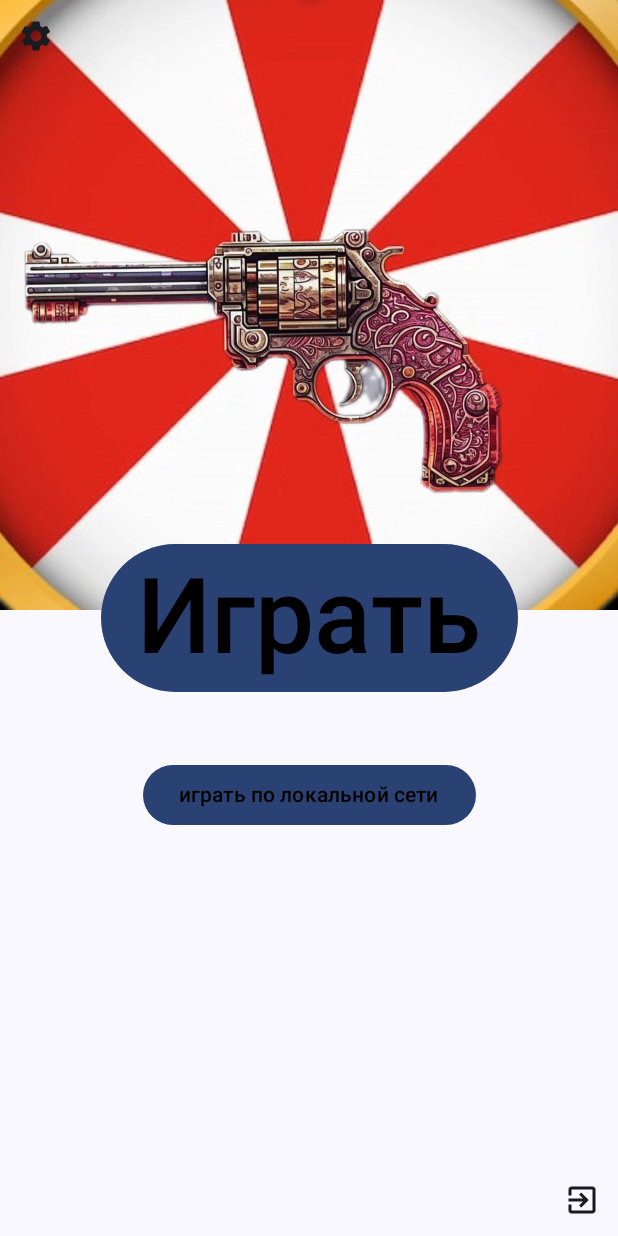
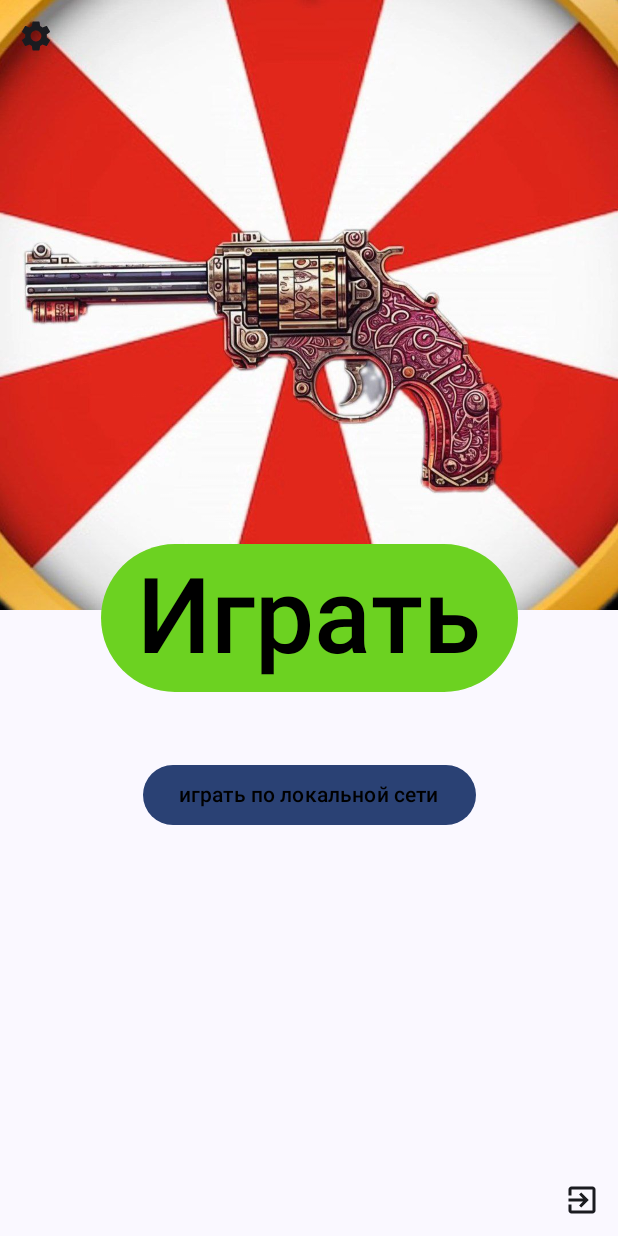
Before and after one commit to Luckich000/revolver_fortuni, an Android app built with Jetpack Compose: the screen it shows after launch (MainActivity), on a phone screen of 412 x 824 dp. Run offline under Robolectric (Android 15) with nearby library versions, the phone set to English and light mode, and no system bars.

Commit message:
добавлен основной интерфейс

```diff
--- a/app/src/main/java/com/example/revolver_fortuni/MainActivity.kt
+++ b/app/src/main/java/com/example/revolver_fortuni/MainActivity.kt
@@ -1,6 +1,7 @@
 package com.example.revolver_fortuni
 
 import android.graphics.drawable.Icon
+import android.hardware.camera2.params.BlackLevelPattern
 import androidx.activity.compose.setContent
 import androidx.activity.enableEdgeToEdge
 import androidx.compose.foundation.background
@@ -31,6 +32,7 @@ import android.os.Bundle
 import androidx.activity.ComponentActivity
 import androidx.activity.compose.setContent
 import androidx.compose.foundation.Image
+import androidx.compose.material3.ButtonDefaults
 import androidx.compose.ui.graphics.painter.Painter
 import androidx.compose.ui.res.painterResource
 
@@ -42,27 +44,29 @@ class MainActivity : ComponentActivity() {
         setContent {
             Revolver_fortuniTheme {
                 Scaffold(modifier = Modifier.fillMaxSize()) { innerPadding ->
-                    localgameB()
+                    localgameB()                              //кнопка "играть по локальной сети"
 
-                    Box(
+                    Box(                                       //основной бокс
                         modifier = Modifier
                             .fillMaxSize()
                             .padding(innerPadding)
                     ) {
-                        Oboi()
-                        Exit { finishAffinity()}
+                        Oboi()                                //задний фон
+                        Exit { finishAffinity()}               //кнопка выхода
                         Button(
-                            modifier = Modifier.align(Alignment.Center),
-                            onClick = {}
+                            modifier = Modifier.align(Alignment.Center),        //оцентровка по центру
+                            onClick = {/*действие*/},
+                            colors = ButtonDefaults.buttonColors(
+                                containerColor = Color(108,210,33) // Цвет фона кнопки
+                            )
                         ) {
-                            Text(
-                                "Играть",
-                                color = Color.Black,
-                                fontSize = 70.sp
-
+                            Text(                                 //цвет текста на кнопке
+                                "Играть",                      //текст кнопки
+                                color = Color.Black,               //цвет текста
+                                fontSize = 70.sp                    //размер шрифта текста
                                 )
                         }
-                        nastroiki()
+                        nastroiki()                                //кнопка настроек
                     }
                 }
             }
@@ -72,7 +76,7 @@ class MainActivity : ComponentActivity() {
 
 
 @Composable
-fun localgameB(){                                      ////создание кнопки играть по локально сети
+fun localgameB(){                                      ////создание кнопки играть по локальной сети
     Box(
         modifier = Modifier
             .fillMaxSize()
@@ -95,11 +99,11 @@ fun localgameB(){                                      ////создание кн
 
 @Composable
 fun nastroiki(){                                                 //создание кнопки настройки
-    IconButton(onClick = { /* Действие для кнопки */ }) {
+    IconButton(onClick = { /* Действие*/ }) {
         Icon(
-            painter = painterResource(id = R.drawable.baseline_settings_24), // Замените на вашу иконку
+            painter = painterResource(id = R.drawable.baseline_settings_24), // замена на свою иконку
             contentDescription = "Иконка",
-            modifier = Modifier.size(24.dp) // Устанавливаем размер иконки
+            modifier = Modifier.size(24.dp) // размер иконки
         )
     }
 }
@@ -111,18 +115,18 @@ fun BoxScope.Exit(onClick: () -> Unit){                        //создани
         onClick = onClick,
     ) {
         Icon(
-            painter = painterResource(id = R.drawable.baseline_exit_to_app_24), // Замените на вашу иконку
+            painter = painterResource(id = R.drawable.baseline_exit_to_app_24), // замена на свою иконку
             contentDescription = "Иконка",
-            modifier = Modifier.size(24.dp) // Устанавливаем размер иконки
+            modifier = Modifier.size(24.dp) // размер иконки
         )
     }
 }
 
 
 @Composable
-fun Oboi() {
+fun Oboi() {                                                      //создание заднего фона
     Image(
-        painter = painterResource(id = R.drawable.imba), // Замените на имя вашего изображения
+        painter = painterResource(id = R.drawable.imba), // заменить на имя изображения
         contentDescription = ""
     )
 }
```
